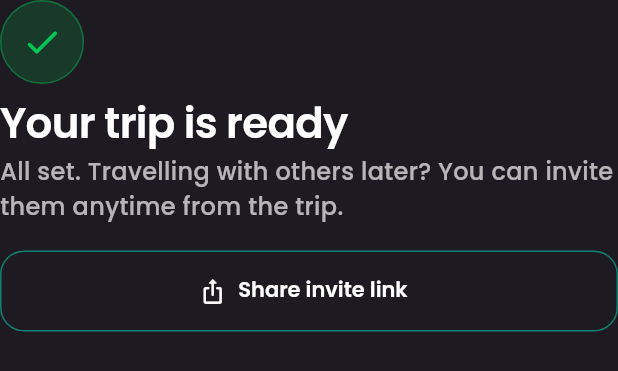
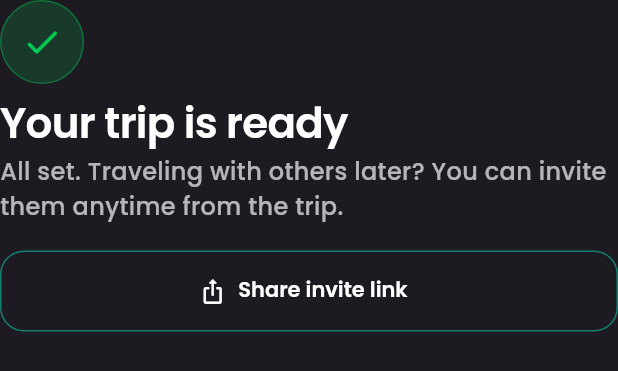
Before and after one commit to julianryorex/xplore, a Flutter app: the InviteStep widget shown alone on an empty page, opened directly, on a phone screen of 412 x 824 dp. Shown: the top 371 px of the screen. Run offline on Flutter 3.47's test engine with Material 3 defaults, Android fonts, the phone set to English and light mode, and no system bars; our stand-ins replace app_links, cloud_firestore, firebase_auth, firebase_core, firebase_database, firebase_storage and 15 more; accounts and stored records are empty; generated files the repository leaves out were written again; statements that could not run were skipped.

Commit message:
chore: align travel copy spelling (#121)
Co-authored-by: Cursor Agent <cursoragent@cursor.com>
Co-authored-by: Julian Rex <julianryorex@users.noreply.github.com>

```diff
--- a/lib/features/trip/presentation/create_trip/create_trip_review_steps.dart
+++ b/lib/features/trip/presentation/create_trip/create_trip_review_steps.dart
@@ -92,7 +92,7 @@ class _BeforeGenerate extends StatelessWidget {
                 value: '${draft.durationDays} ${draft.durationDays == 1 ? 'day' : 'days'}',
               ),
               const _SummaryDivider(),
-              _SummaryRow(icon: Icons.groups_rounded, label: 'Travelling', value: draft.groupKind.label),
+              _SummaryRow(icon: Icons.groups_rounded, label: 'Traveling', value: draft.groupKind.label),
               const _SummaryDivider(),
               _SummaryRow(icon: Icons.interests_rounded, label: 'Vibe', value: interests),
               const _SummaryDivider(),
@@ -417,7 +417,7 @@ class _InviteStepState extends State<InviteStep> {
         const SizedBox(height: paddingUnit * 0.5),
         Text(
           solo
-              ? 'All set. Travelling with others later? You can invite them anytime from the trip.'
+              ? 'All set. Traveling with others later? You can invite them anytime from the trip.'
               : 'Share a link so your crew can join. No rush — you can invite anytime later too.',
           style: context.pText.bodyMedium?.copyWith(color: XploreColors.mutedText),
         ),
```
